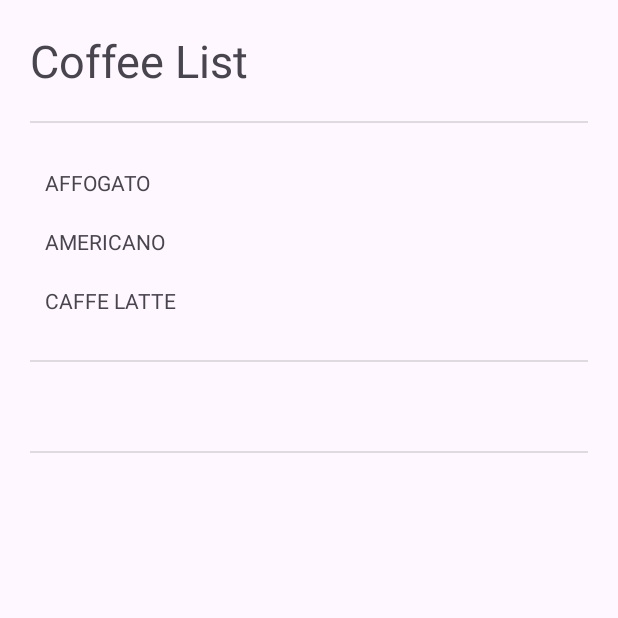
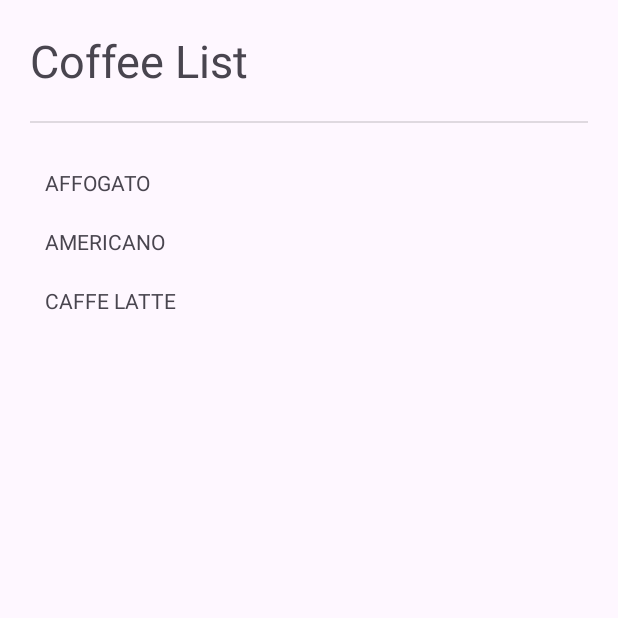
Before and after one commit to C0uler/LAB_WEEK_03, an Android app: the screen it shows after launch (MainActivity), on a phone screen of 412 x 824 dp, the top half of it. Run offline under Robolectric (Android 15) with nearby library versions, the phone set to English and light mode, and no system bars.

Commit message:
Use Dynamic Fragments

```diff
--- a/app/build.gradle.kts
+++ b/app/build.gradle.kts
@@ -1,3 +1,5 @@
+import com.android.aaptcompiler.parseNavigation
+
 plugins {
     alias(libs.plugins.android.application)
     alias(libs.plugins.kotlin.android)
@@ -40,6 +42,7 @@ dependencies {
     implementation(libs.androidx.core.ktx)
     implementation(libs.androidx.appcompat)
     implementation(libs.material)
+//    implementation(libs.androidx.navigation.fragment.ktx)
     implementation("androidx.fragment:fragment:1.8.9")
     implementation(libs.androidx.activity)
     implementation(libs.androidx.constraintlayout)
--- a/app/src/main/java/com/jordan/lab_week_03/MainActivity.kt
+++ b/app/src/main/java/com/jordan/lab_week_03/MainActivity.kt
@@ -6,6 +6,8 @@ import androidx.activity.enableEdgeToEdge
 import androidx.appcompat.app.AppCompatActivity
 import androidx.core.view.ViewCompat
 import androidx.core.view.WindowInsetsCompat
+import androidx.fragment.app.FragmentContainerView
+
 
 
 interface CoffeeListener {
@@ -18,19 +20,36 @@ class MainActivity : AppCompatActivity(), CoffeeListener  {
         super.onCreate(savedInstanceState)
         enableEdgeToEdge()
         setContentView(R.layout.activity_main)
-        ViewCompat.setOnApplyWindowInsetsListener(findViewById(R.id.main)) { v, insets ->
+        ViewCompat.setOnApplyWindowInsetsListener(findViewById(R.id.fragment_container)) { v, insets ->
             val systemBars = insets.getInsets(WindowInsetsCompat.Type.systemBars())
-            v.setPadding(systemBars.left, systemBars.top, systemBars.right, systemBars.bottom)
+            v.setPadding(systemBars.left, systemBars.top, systemBars.right,
+                systemBars.bottom)
             insets
         }
-        Log.d(TAG, "onCreate")
+        if(savedInstanceState == null){
+            findViewById<FragmentContainerView>(R.id.fragment_container).let{
+                    containerLayout ->
+                val listFragment = ListFragment()
+                supportFragmentManager.beginTransaction()
+                    .add(containerLayout.id, listFragment)
+                    .commit()
+            }
+        }
     }
 
     override fun onSelected(id: Int){
-        val detailFragment = supportFragmentManager
-            .findFragmentById(R.id.fragment_detail)
-                as DetailFragment
-        detailFragment.setCoffeeData(id)
+//        val detailFragment = supportFragmentManager
+//            .findFragmentById(R.id.fragment_detail)
+//            as DetailFragment
+//        detailFragment.setCoffeeData(id)
+        findViewById<FragmentContainerView>(R.id.fragment_container).let{
+                containerLayout ->
+            val detailFragment = DetailFragment.newInstance(id)
+            supportFragmentManager.beginTransaction()
+                .replace(containerLayout.id, detailFragment)
+                .addToBackStack(null)
+                .commit()
+        }
     }
 
     override fun onStart() {
--- a/app/src/main/res/layout/activity_main.xml
+++ b/app/src/main/res/layout/activity_main.xml
@@ -9,26 +9,15 @@
     tools:context=".MainActivity">
 
     <androidx.fragment.app.FragmentContainerView
-        android:id="@+id/fragment_list"
-        android:name="com.jordan.lab_week_03.ListFragment"
-        android:layout_width="match_parent"
-        android:layout_height="wrap_content"
+        xmlns:android="http://schemas.android.com/apk/res/android"
+        android:id="@+id/fragment_container"
+        android:layout_height="match_parent"
+        android:layout_width="match_parent"/>
 
-        />
 
-    <View
-        android:layout_width="match_parent"
-        android:layout_height="1dp"
-        android:layout_marginHorizontal="20dp"
-        android:background="?android:attr/dividerVertical" />
 
-    <androidx.fragment.app.FragmentContainerView
-        android:id="@+id/fragment_detail"
-        android:name="com.jordan.lab_week_03.DetailFragment"
-        android:layout_width="match_parent"
-        android:layout_height="match_parent"
 
-        tools:layout="@layout/fragment_detail" />
+
 
 
 
--- a/gradle/libs.versions.toml
+++ b/gradle/libs.versions.toml
@@ -10,10 +10,12 @@ appcompat = "1.7.1"
 material = "1.13.0"
 activity = "1.10.1"
 constraintlayout = "2.2.1"
+navigationFragmentKtx = "2.94"
 
 [libraries]
 androidx-core-ktx = { group = "androidx.core", name = "core-ktx", version.ref = "coreKtx" }
 androidx-fragment-ktx = { module = "androidx.fragment:fragment-ktx", version.ref = "fragmentKtx" }
+androidx-navigation-fragment-ktx = { module = "androidx.navigation:navigation-fragment-ktx", version.ref = "navigationFragmentKtx" }
 junit = { group = "junit", name = "junit", version.ref = "junit" }
 androidx-junit = { group = "androidx.test.ext", name = "junit", version.ref = "junitVersion" }
 androidx-espresso-core = { group = "androidx.test.espresso", name = "espresso-core", version.ref = "espressoCore" }
```
Also changed, not shown: app/src/main/java/com/jordan/lab_week_03/DetailFragment.kt (+9 -13 lines).
